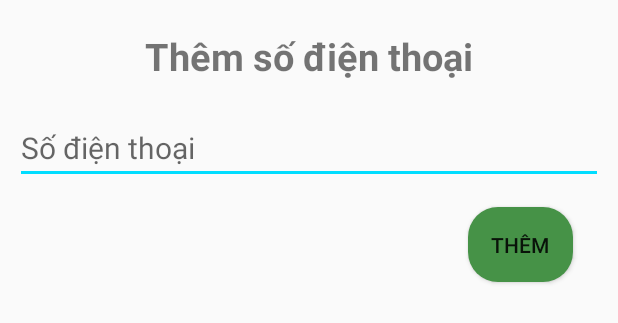
After one commit to duydoan1411/callblocker, an Android app: the layout add_number.xml on its own in the app's theme, with its tools: preview values and no code run, on a phone screen of 412 x 824 dp. The commit adds this screen. Shown: the top 323 px of the screen. Run offline under Robolectric (Android 15) with nearby library versions, the phone set to English and light mode, and no system bars.

Commit message:
addnumber update

```diff
--- /dev/null
+++ b/app/src/main/res/drawable/custom_circle_button.xml
@@ -0,0 +1,12 @@
+<?xml version="1.0" encoding="utf-8"?>
+<shape xmlns:android="http://schemas.android.com/apk/res/android">
+
+    <size android:height="70dp"
+            android:width="70dp"></size>
+
+    <solid android:color="#469247"></solid>
+
+    <corners
+        android:radius="20dp"></corners>
+
+</shape>
--- /dev/null
+++ b/app/src/main/res/layout/add_number.xml
@@ -0,0 +1,41 @@
+<?xml version="1.0" encoding="utf-8"?>
+<LinearLayout xmlns:android="http://schemas.android.com/apk/res/android"
+    android:orientation="vertical"
+    android:layout_margin="10dp"
+    android:layout_width="match_parent"
+    android:layout_height="match_parent">
+
+
+    <TextView
+        android:layout_marginTop="10dp"
+        android:id="@+id/tvTitle"
+        android:layout_width="match_parent"
+        android:layout_height="wrap_content"
+        android:gravity="center"
+        android:textStyle="bold"
+        android:textSize="25sp"
+        android:text="Thêm số điện thoại" />
+
+    <EditText
+        android:layout_marginTop="20dp"
+        android:id="@+id/etNumber"
+        android:hint="Số điện thoại"
+        android:textSize="20dp"
+        android:layout_width="match_parent"
+        android:layout_height="wrap_content"
+        android:ems="10"
+        android:inputType="phone" />
+
+    <Button
+        android:text="Thêm"
+        android:layout_marginTop="15dp"
+        android:layout_gravity="right"
+        android:layout_marginRight="20dp"
+        android:background="@drawable/custom_circle_button"
+        android:id="@+id/btAdd"
+        android:layout_width="70dp"
+        android:layout_height="50dp"/>
+
+
+
+</LinearLayout>
```
Also changed, not shown: app/src/main/java/com/dgteam/callblocker/BlackList.java (+62 -16 lines), app/src/main/java/com/dgteam/callblocker/MainActivity.java (+20 -19 lines).
